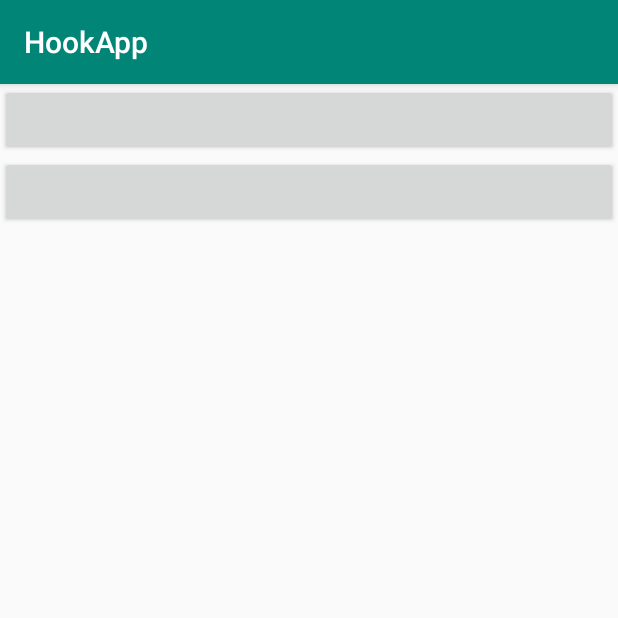
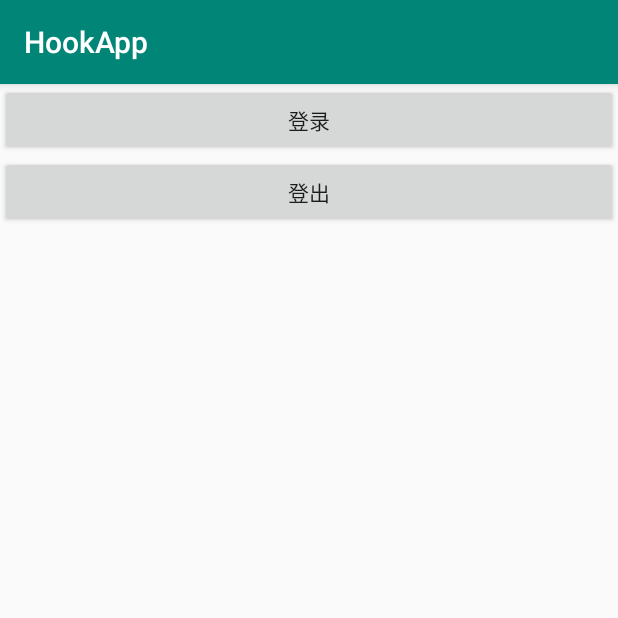
Before and after one commit to ma343599083/HookApp, an Android app: the LoginActivity screen opened directly, with no data from a screen before it, on a phone screen of 412 x 824 dp, the top half of it. Run offline under Robolectric (Android 15) with nearby library versions, the phone set to English and light mode, and no system bars.

Commit message:
修改界面

```diff
--- a/app/src/main/java/com/example/hookapp/SPUtils.java
+++ b/app/src/main/java/com/example/hookapp/SPUtils.java
@@ -35,7 +35,7 @@ public class SPUtils {
     }
 
     void logout(){
-        mSP.edit().putBoolean(KEY_LOGIN,true).apply();
+        mSP.edit().putBoolean(KEY_LOGIN,false).apply();
     }
 
     boolean isLogin(){
--- a/app/src/main/res/layout/activity_login.xml
+++ b/app/src/main/res/layout/activity_login.xml
@@ -9,10 +9,12 @@
     <Button
         android:layout_width="match_parent"
         android:layout_height="wrap_content"
+        android:text="登录"
         android:onClick="login"/>
 
     <Button
         android:layout_width="match_parent"
         android:layout_height="wrap_content"
+        android:text="登出"
         android:onClick="logout"/>
 </LinearLayout>
```
